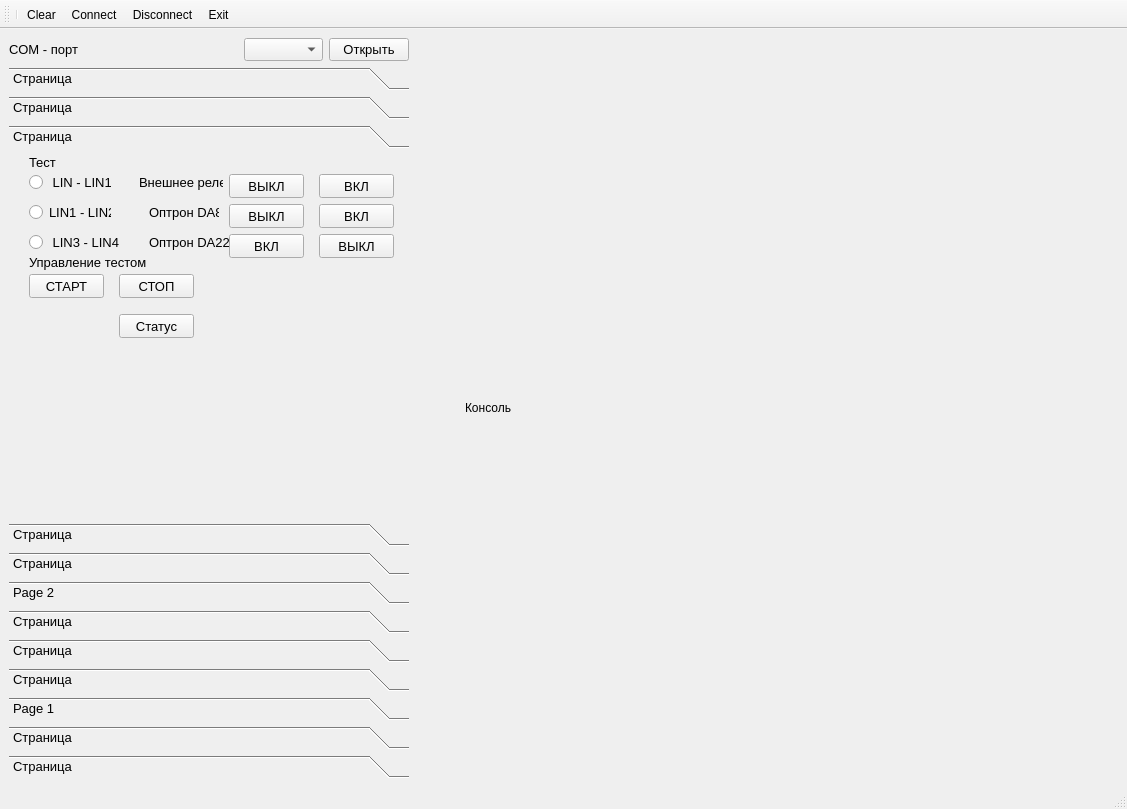
This is mainwindow.ui in Neitron-byte/Repair as Qt 5 draws it before an edit. The edited form follows.
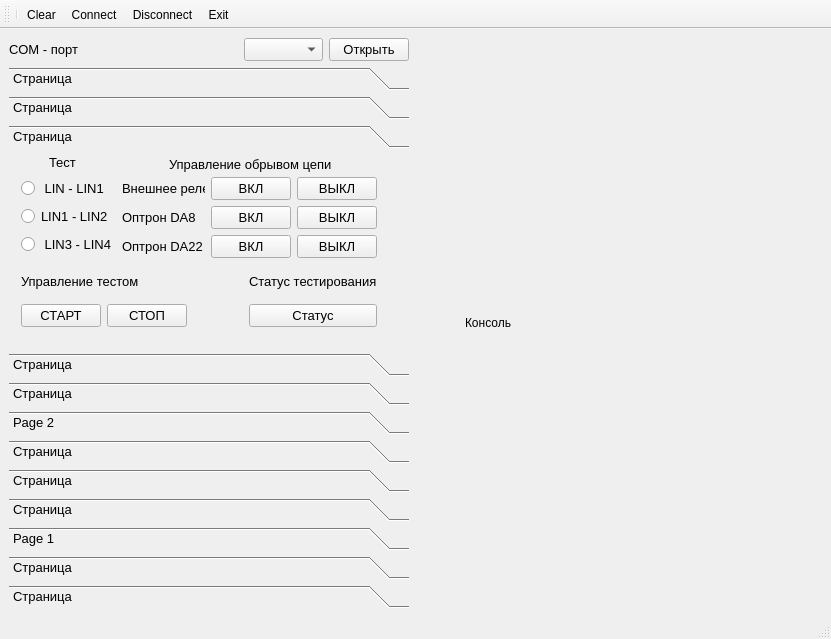
This is the edited form. Icons and pictures are not drawn.

Diff of the .ui file:
```diff
--- a/mainwindow.ui
+++ b/mainwindow.ui
@@ -6,8 +6,8 @@
    <rect>
     <x>0</x>
     <y>0</y>
-    <width>1127</width>
-    <height>809</height>
+    <width>831</width>
+    <height>639</height>
    </rect>
   </property>
   <property name="sizePolicy">
@@ -145,7 +145,7 @@
       <item>
        <widget class="QToolBox" name="toolBox_Device">
         <property name="sizePolicy">
-         <sizepolicy hsizetype="Preferred" vsizetype="Expanding">
+         <sizepolicy hsizetype="Preferred" vsizetype="Preferred">
           <horstretch>0</horstretch>
           <verstretch>0</verstretch>
          </sizepolicy>
@@ -153,7 +153,7 @@
         <property name="minimumSize">
          <size>
           <width>400</width>
-          <height>400</height>
+          <height>300</height>
          </size>
         </property>
         <property name="maximumSize">
@@ -395,13 +395,13 @@
            <x>0</x>
            <y>0</y>
            <width>400</width>
-           <height>300</height>
+           <height>152</height>
           </rect>
          </property>
          <property name="minimumSize">
           <size>
            <width>0</width>
-           <height>300</height>
+           <height>0</height>
           </size>
          </property>
          <property name="maximumSize">
@@ -416,153 +416,23 @@
          <attribute name="label">
           <string>Страница</string>
          </attribute>
-         <widget class="QLabel" name="label_34">
+         <widget class="QLabel" name="label_23">
           <property name="geometry">
            <rect>
-            <x>140</x>
-            <y>80</y>
-            <width>81</width>
-            <height>16</height>
+            <x>160</x>
+            <y>0</y>
+            <width>201</width>
+            <height>20</height>
            </rect>
           </property>
           <property name="text">
-           <string>Оптрон DA22</string>
-          </property>
-         </widget>
-         <widget class="QLabel" name="label_15">
-          <property name="geometry">
-           <rect>
-            <x>20</x>
-            <y>100</y>
-            <width>121</width>
-            <height>16</height>
-           </rect>
-          </property>
-          <property name="text">
-           <string>Управление тестом</string>
-          </property>
-         </widget>
-         <widget class="QPushButton" name="pushButton_lin_split2_on_relay">
-          <property name="geometry">
-           <rect>
-            <x>220</x>
-            <y>80</y>
-            <width>75</width>
-            <height>24</height>
-           </rect>
-          </property>
-          <property name="text">
-           <string>ВКЛ</string>
-          </property>
-         </widget>
-         <widget class="QPushButton" name="pushButton_lin_split2_off_relay">
-          <property name="geometry">
-           <rect>
-            <x>310</x>
-            <y>80</y>
-            <width>75</width>
-            <height>24</height>
-           </rect>
-          </property>
-          <property name="text">
-           <string>ВЫКЛ</string>
-          </property>
-         </widget>
-         <widget class="QRadioButton" name="radioButton_lin_lin1">
-          <property name="geometry">
-           <rect>
-            <x>20</x>
-            <y>20</y>
-            <width>82</width>
-            <height>17</height>
-           </rect>
-          </property>
-          <property name="text">
-           <string> LIN - LIN1</string>
-          </property>
-         </widget>
-         <widget class="QRadioButton" name="radioButton_lin1_lin2">
-          <property name="geometry">
-           <rect>
-            <x>20</x>
-            <y>50</y>
-            <width>82</width>
-            <height>17</height>
-           </rect>
-          </property>
-          <property name="text">
-           <string>LIN1 - LIN2</string>
-          </property>
-         </widget>
-         <widget class="QRadioButton" name="radioButton_lin3_lin4">
-          <property name="geometry">
-           <rect>
-            <x>20</x>
-            <y>80</y>
-            <width>101</width>
-            <height>17</height>
-           </rect>
-          </property>
-          <property name="text">
-           <string> LIN3 - LIN4</string>
-          </property>
-         </widget>
-         <widget class="QPushButton" name="pushButton_lin_status">
-          <property name="geometry">
-           <rect>
-            <x>110</x>
-            <y>160</y>
-            <width>75</width>
-            <height>24</height>
-           </rect>
-          </property>
-          <property name="text">
-           <string>Статус</string>
-          </property>
-         </widget>
-         <widget class="QPushButton" name="pushButton_lin_split_off_relay">
-          <property name="geometry">
-           <rect>
-            <x>220</x>
-            <y>50</y>
-            <width>75</width>
-            <height>24</height>
-           </rect>
-          </property>
-          <property name="text">
-           <string>ВЫКЛ</string>
-          </property>
-         </widget>
-         <widget class="QLabel" name="label_24">
-          <property name="geometry">
-           <rect>
-            <x>140</x>
-            <y>50</y>
-            <width>70</width>
-            <height>16</height>
-           </rect>
-          </property>
-          <property name="text">
-           <string>Оптрон DA8</string>
-          </property>
-         </widget>
-         <widget class="QPushButton" name="pushButton_lin_split_on_relay">
-          <property name="geometry">
-           <rect>
-            <x>310</x>
-            <y>50</y>
-            <width>75</width>
-            <height>24</height>
-           </rect>
-          </property>
-          <property name="text">
-           <string>ВКЛ</string>
+           <string>Управление обрывом цепи</string>
           </property>
          </widget>
          <widget class="QLabel" name="label_14">
           <property name="geometry">
            <rect>
-            <x>20</x>
+            <x>40</x>
             <y>0</y>
             <width>27</width>
             <height>16</height>
@@ -572,70 +442,189 @@
            <string>Тест</string>
           </property>
          </widget>
-         <widget class="QPushButton" name="pushButton_lin_stop">
+         <widget class="QWidget" name="">
           <property name="geometry">
            <rect>
-            <x>110</x>
-            <y>120</y>
-            <width>75</width>
-            <height>24</height>
+            <x>12</x>
+            <y>23</y>
+            <width>356</width>
+            <height>150</height>
            </rect>
           </property>
-          <property name="text">
-           <string>СТОП</string>
-          </property>
-         </widget>
-         <widget class="QPushButton" name="pushButton_lin_start">
-          <property name="geometry">
-           <rect>
-            <x>20</x>
-            <y>120</y>
-            <width>75</width>
-            <height>24</height>
-           </rect>
-          </property>
-          <property name="text">
-           <string>СТАРТ</string>
-          </property>
-         </widget>
-         <widget class="QPushButton" name="pushButton_lin_split_OFF_exRelay">
-          <property name="geometry">
-           <rect>
-            <x>220</x>
-            <y>20</y>
-            <width>75</width>
-            <height>24</height>
-           </rect>
-          </property>
-          <property name="text">
-           <string>ВЫКЛ</string>
-          </property>
-         </widget>
-         <widget class="QPushButton" name="pushButton_lin_split_ON_exRelay">
-          <property name="geometry">
-           <rect>
-            <x>310</x>
-            <y>20</y>
-            <width>75</width>
-            <height>24</height>
-           </rect>
-          </property>
-          <property name="text">
-           <string>ВКЛ</string>
-          </property>
-         </widget>
-         <widget class="QLabel" name="label_17">
-          <property name="geometry">
-           <rect>
-            <x>130</x>
-            <y>20</y>
-            <width>84</width>
-            <height>16</height>
-           </rect>
-          </property>
-          <property name="text">
-           <string>Внешнее реле</string>
-          </property>
+          <layout class="QVBoxLayout" name="verticalLayout_14">
+           <item>
+            <layout class="QHBoxLayout" name="horizontalLayout_10">
+             <item>
+              <layout class="QVBoxLayout" name="verticalLayout_11">
+               <item>
+                <widget class="QRadioButton" name="radioButton_lin_lin1">
+                 <property name="text">
+                  <string> LIN - LIN1</string>
+                 </property>
+                </widget>
+               </item>
+               <item>
+                <widget class="QRadioButton" name="radioButton_lin1_lin2">
+                 <property name="text">
+                  <string>LIN1 - LIN2</string>
+                 </property>
+                </widget>
+               </item>
+               <item>
+                <widget class="QRadioButton" name="radioButton_lin3_lin4">
+                 <property name="text">
+                  <string> LIN3 - LIN4</string>
+                 </property>
+                </widget>
+               </item>
+              </layout>
+             </item>
+             <item>
+              <layout class="QHBoxLayout" name="horizontalLayout_9">
+               <item>
+                <layout class="QVBoxLayout" name="verticalLayout_10">
+                 <item>
+                  <widget class="QLabel" name="label_17">
+                   <property name="text">
+                    <string>Внешнее реле</string>
+                   </property>
+                  </widget>
+                 </item>
+                 <item>
+                  <widget class="QLabel" name="label_24">
+                   <property name="text">
+                    <string>Оптрон DA8</string>
+                   </property>
+                  </widget>
+                 </item>
+                 <item>
+                  <widget class="QLabel" name="label_34">
+                   <property name="text">
+                    <string>Оптрон DA22</string>
+                   </property>
+                  </widget>
+                 </item>
+                </layout>
+               </item>
+               <item>
+                <layout class="QVBoxLayout" name="verticalLayout_8">
+                 <item>
+                  <widget class="QPushButton" name="pushButton_lin_split_OFF_exRelay">
+                   <property name="text">
+                    <string>ВКЛ</string>
+                   </property>
+                  </widget>
+                 </item>
+                 <item>
+                  <widget class="QPushButton" name="pushButton_lin_split_off_relay">
+                   <property name="text">
+                    <string>ВКЛ</string>
+                   </property>
+                  </widget>
+                 </item>
+                 <item>
+                  <widget class="QPushButton" name="pushButton_lin_split2_on_relay">
+                   <property name="text">
+                    <string>ВКЛ</string>
+                   </property>
+                  </widget>
+                 </item>
+                </layout>
+               </item>
+               <item>
+                <layout class="QVBoxLayout" name="verticalLayout_9">
+                 <item>
+                  <widget class="QPushButton" name="pushButton_lin_split_ON_exRelay">
+                   <property name="text">
+                    <string>ВЫКЛ</string>
+                   </property>
+                  </widget>
+                 </item>
+                 <item>
+                  <widget class="QPushButton" name="pushButton_lin_split_on_relay">
+                   <property name="text">
+                    <string>ВЫКЛ</string>
+                   </property>
+                  </widget>
+                 </item>
+                 <item>
+                  <widget class="QPushButton" name="pushButton_lin_split2_off_relay">
+                   <property name="text">
+                    <string>ВЫКЛ</string>
+                   </property>
+                  </widget>
+                 </item>
+                </layout>
+               </item>
+              </layout>
+             </item>
+            </layout>
+           </item>
+           <item>
+            <layout class="QHBoxLayout" name="horizontalLayout_11">
+             <item>
+              <layout class="QVBoxLayout" name="verticalLayout_12">
+               <item>
+                <widget class="QLabel" name="label_15">
+                 <property name="text">
+                  <string>Управление тестом</string>
+                 </property>
+                </widget>
+               </item>
+               <item>
+                <layout class="QHBoxLayout" name="horizontalLayout_15">
+                 <item>
+                  <widget class="QPushButton" name="pushButton_lin_start">
+                   <property name="text">
+                    <string>СТАРТ</string>
+                   </property>
+                  </widget>
+                 </item>
+                 <item>
+                  <widget class="QPushButton" name="pushButton_lin_stop">
+                   <property name="text">
+                    <string>СТОП</string>
+                   </property>
+                  </widget>
+                 </item>
+                </layout>
+               </item>
+              </layout>
+             </item>
+             <item>
+              <spacer name="horizontalSpacer_3">
+               <property name="orientation">
+                <enum>Qt::Horizontal</enum>
+               </property>
+               <property name="sizeHint" stdset="0">
+                <size>
+                 <width>40</width>
+                 <height>20</height>
+                </size>
+               </property>
+              </spacer>
+             </item>
+             <item>
+              <layout class="QVBoxLayout" name="verticalLayout_13">
+               <item>
+                <widget class="QLabel" name="label_22">
+                 <property name="text">
+                  <string>Статус тестирования</string>
+                 </property>
+                </widget>
+               </item>
+               <item>
+                <widget class="QPushButton" name="pushButton_lin_status">
+                 <property name="text">
+                  <string>Статус</string>
+                 </property>
+                </widget>
+               </item>
+              </layout>
+             </item>
+            </layout>
+           </item>
+          </layout>
          </widget>
         </widget>
         <widget class="QWidget" name="t_can">
```
Left out of the diff: 48 changed lines with no effect on the pictures.
